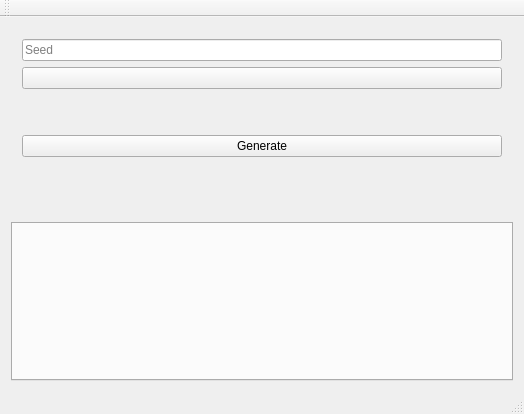
First picture: the form in bcbtools/ui2/mainwindow.ui, repository melnaquib/bcbtools, before the edit.
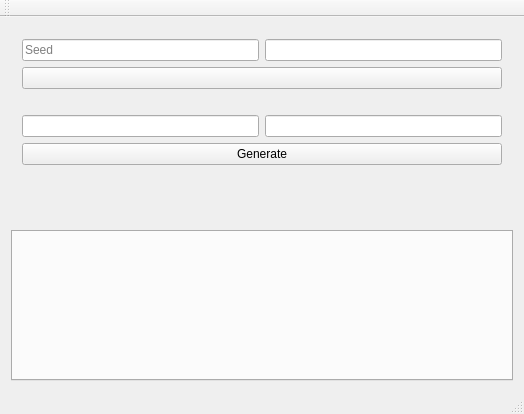
Second picture: the form after the edit.

The edit to the form file:
```diff
--- a/bcbtools/ui2/mainwindow.ui
+++ b/bcbtools/ui2/mainwindow.ui
@@ -21,12 +21,8 @@
     <item row="0" column="0">
      <widget class="QWidget" name="widget" native="true">
       <layout class="QGridLayout" name="gridLayout_2">
-       <item row="1" column="0">
-        <widget class="QPushButton" name="prvkBtn">
-         <property name="text">
-          <string/>
-         </property>
-        </widget>
+       <item row="4" column="1">
+        <widget class="QLineEdit" name="prevBlockText"/>
        </item>
        <item row="2" column="0">
         <widget class="QLabel" name="pubkLabel">
@@ -35,13 +31,42 @@
          </property>
         </widget>
        </item>
+       <item row="6" column="0">
+        <widget class="QLabel" name="resultTool">
+         <property name="text">
+          <string/>
+         </property>
+        </widget>
+       </item>
        <item row="4" column="0">
+        <widget class="QLineEdit" name="balanceText"/>
+       </item>
+       <item row="1" column="0" colspan="2">
+        <widget class="QPushButton" name="prvkBtn">
+         <property name="text">
+          <string/>
+         </property>
+        </widget>
+       </item>
+       <item row="5" column="0" colspan="2">
         <widget class="QPushButton" name="genBtn">
          <property name="text">
           <string>Generate</string>
          </property>
         </widget>
        </item>
+       <item row="7" column="0" colspan="2">
+        <widget class="QWidget" name="resultWidget" native="true">
+         <layout class="QGridLayout" name="gridLayout_3"/>
+        </widget>
+       </item>
+       <item row="2" column="1">
+        <widget class="QLabel" name="addrLabel">
+         <property name="text">
+          <string/>
+         </property>
+        </widget>
+       </item>
        <item row="0" column="0">
         <widget class="QLineEdit" name="seedEdit">
          <property name="echoMode">
@@ -52,24 +77,8 @@
          </property>
         </widget>
        </item>
-       <item row="5" column="0">
-        <widget class="QLabel" name="resultTool">
-         <property name="text">
-          <string/>
-         </property>
-        </widget>
-       </item>
-       <item row="3" column="0">
-        <widget class="QLabel" name="addrLabel">
-         <property name="text">
-          <string/>
-         </property>
-        </widget>
-       </item>
-       <item row="6" column="0">
-        <widget class="QWidget" name="resultWidget" native="true">
-         <layout class="QGridLayout" name="gridLayout_3"/>
-        </widget>
+       <item row="0" column="1">
+        <widget class="QLineEdit" name="prvkText"/>
        </item>
       </layout>
      </widget>
```
Left out of the diff: 9 changed lines with no effect on the pictures.
